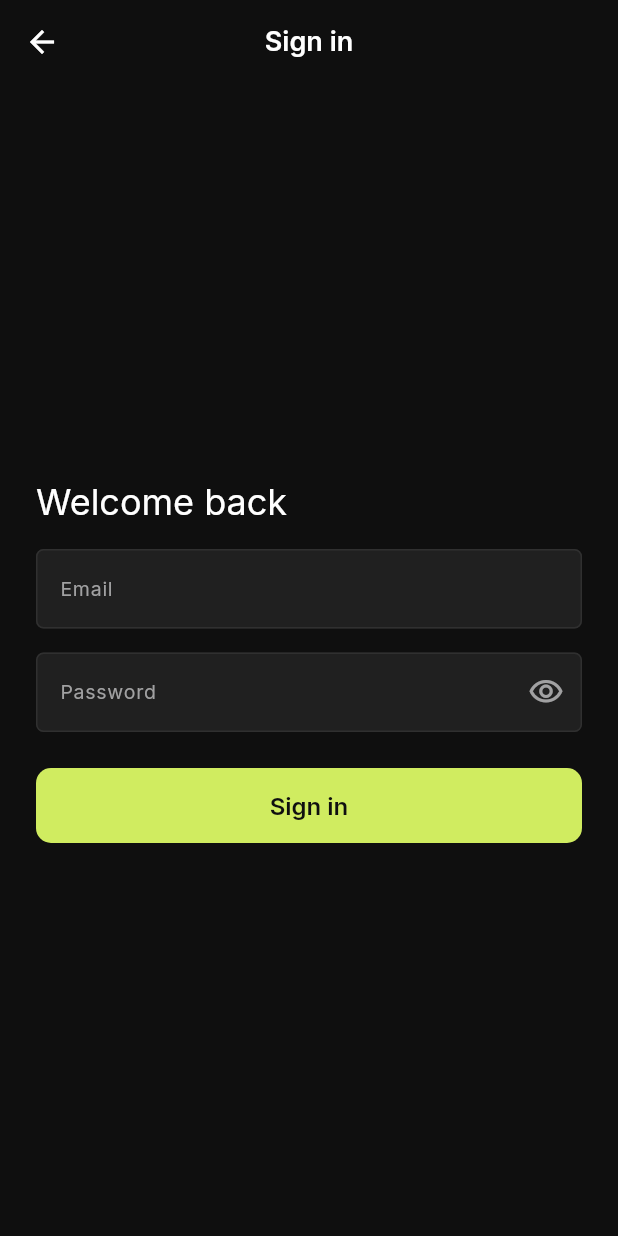
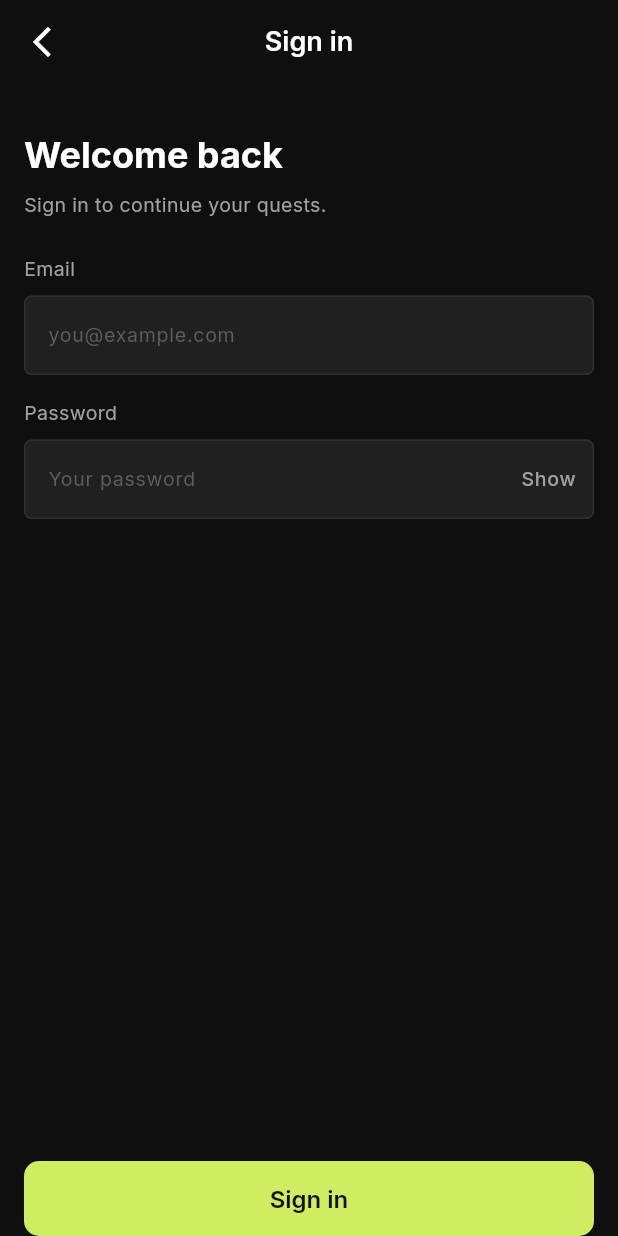
Before and after one commit to huynguyennang-agilityio/claude-code-training, a Flutter app: the HomePage screen opened by its route, after a tap on "Sign in", on a phone screen of 412 x 824 dp. Run offline on Flutter 3.47's test engine with Material 3 defaults, Android fonts, the phone set to English and light mode, and no system bars; our stand-ins replace dio, equatable, flutter_bloc, flutter_secure_storage, freezed_annotation, get_it and 2 more; accounts and stored records are empty.

Commit message:
feat: restyle the Sign in screen to the Figma design (Refs #53)
Co-Authored-By: Claude Sonnet 5.5 <noreply@anthropic.com>

```diff
--- a/mobile/lib/core/theme/app_tokens.dart
+++ b/mobile/lib/core/theme/app_tokens.dart
@@ -37,6 +37,10 @@ abstract final class AppSizes {
   /// The widest a form grows on a large screen, so fields don't stretch edge to edge.
   static const double formMaxWidth = 480;
 
+  /// The smallest size of anything the user taps (Material and iOS
+  /// accessibility guidelines).
+  static const double minTapTarget = 48;
+
   /// Height of a primary button.
   static const double buttonHeight = 50;
 }
--- a/mobile/lib/features/auth/presentation/pages/sign_in_page.dart
+++ b/mobile/lib/features/auth/presentation/pages/sign_in_page.dart
@@ -1,11 +1,12 @@
 import 'package:flutter/material.dart';
 import 'package:flutter_bloc/flutter_bloc.dart';
-import 'package:go_router/go_router.dart';
 
 import '../../../../core/theme/app_tokens.dart';
-import '../../../home/presentation/pages/home_page.dart';
 import '../../domain/failures/auth_failure.dart';
 import '../bloc/auth_bloc.dart';
+import '../widgets/auth_banner.dart';
+import '../widgets/auth_form_layout.dart';
+import '../widgets/auth_text_field.dart';
 
 /// The sign-in form. Sign in goes through the app-wide [AuthBloc]; on success
 /// the router redirect leaves this page, so it never navigates itself.
@@ -22,7 +23,6 @@ class _SignInPageState extends State<SignInPage> {
   final _formKey = GlobalKey<FormState>();
   final _email = TextEditingController();
   final _password = TextEditingController();
-  var _showPassword = false;
 
   /// Shown under a field until the user edits it, so a server message about
   /// the old value doesn't linger.
@@ -58,97 +58,19 @@ class _SignInPageState extends State<SignInPage> {
 
   @override
   Widget build(BuildContext context) {
-    final theme = Theme.of(context);
     return BlocBuilder<AuthBloc, AuthState>(
       builder: (context, state) {
         final busy = state is AuthInProgress;
         final unauthenticated = state is AuthUnauthenticated ? state : null;
         _adoptFailure(unauthenticated?.failure);
 
-        return Scaffold(
-          appBar: AppBar(
-            title: const Text('Sign in'),
-            leading: IconButton(
-              tooltip: 'Back',
-              icon: const Icon(Icons.arrow_back),
-              // The page was reached with `go`, so there is nothing to pop.
-              onPressed: () => context.go(HomePage.path),
-            ),
-          ),
-          body: SafeArea(
-            child: Center(
-              child: SingleChildScrollView(
-                padding: const EdgeInsets.all(AppSpacing.lg),
-                child: ConstrainedBox(
-                  constraints: const BoxConstraints(
-                    maxWidth: AppSizes.formMaxWidth,
-                  ),
-                  child: Form(
+        return Form(
           key: _formKey,
-                    child: Column(
-                      mainAxisSize: MainAxisSize.min,
-                      crossAxisAlignment: CrossAxisAlignment.stretch,
-                      children: [
-                        Text(
-                          'Welcome back',
-                          style: theme.textTheme.headlineSmall,
-                        ),
-                        const SizedBox(height: AppSpacing.md),
-                        if (unauthenticated?.failure case final failure?)
-                          _Banner(
-                            message: _failureMessage(failure),
-                            isError: true,
-                          )
-                        else if (unauthenticated?.sessionExpired ?? false)
-                          const _Banner(
-                            message: 'Your session has expired. Sign in again.',
-                            isError: false,
-                          ),
-                        TextFormField(
-                          controller: _email,
-                          enabled: !busy,
-                          keyboardType: TextInputType.emailAddress,
-                          textInputAction: TextInputAction.next,
-                          autofillHints: const [AutofillHints.email],
-                          autocorrect: false,
-                          decoration: InputDecoration(
-                            labelText: 'Email',
-                            errorText: _fieldErrors['email'],
-                          ),
-                          validator: _validateEmail,
-                          onChanged: (_) => _clearFieldError('email'),
-                        ),
-                        const SizedBox(height: AppSpacing.md),
-                        TextFormField(
-                          controller: _password,
-                          enabled: !busy,
-                          obscureText: !_showPassword,
-                          textInputAction: TextInputAction.done,
-                          autofillHints: const [AutofillHints.password],
-                          autocorrect: false,
-                          enableSuggestions: false,
-                          decoration: InputDecoration(
-                            labelText: 'Password',
-                            errorText: _fieldErrors['password'],
-                            suffixIcon: IconButton(
-                              tooltip: _showPassword
-                                  ? 'Hide password'
-                                  : 'Show password',
-                              icon: Icon(
-                                _showPassword
-                                    ? Icons.visibility_off_outlined
-                                    : Icons.visibility_outlined,
-                              ),
-                              onPressed: () => setState(
-                                () => _showPassword = !_showPassword,
-                              ),
-                            ),
-                          ),
-                          validator: _validatePassword,
-                          onChanged: (_) => _clearFieldError('password'),
-                          onFieldSubmitted: (_) => busy ? null : _submit(),
-                        ),
-                        const SizedBox(height: AppSpacing.lg),
+          child: AuthFormLayout(
+            title: 'Sign in',
+            heading: 'Welcome back',
+            subtitle: 'Sign in to continue your quests.',
+            actions: [
               FilledButton(
                 onPressed: busy ? null : _submit,
                 child: busy
@@ -162,11 +84,39 @@ class _SignInPageState extends State<SignInPage> {
                     : const Text('Sign in'),
               ),
             ],
+            children: [
+              if (unauthenticated?.failure case final failure?)
+                AuthBanner(message: _failureMessage(failure), isError: true)
+              else if (unauthenticated?.sessionExpired ?? false)
+                const AuthBanner(
+                  message: 'Your session has expired. Sign in again.',
+                  isError: false,
                 ),
+              AuthTextField(
+                label: 'Email',
+                hint: 'you@example.com',
+                controller: _email,
+                enabled: !busy,
+                keyboardType: TextInputType.emailAddress,
+                textInputAction: TextInputAction.next,
+                autofillHints: const [AutofillHints.email],
+                errorText: _fieldErrors['email'],
+                validator: _validateEmail,
+                onChanged: (_) => _clearFieldError('email'),
               ),
+              const SizedBox(height: AppSpacing.md),
+              PasswordField(
+                controller: _password,
+                hint: 'Your password',
+                enabled: !busy,
+                textInputAction: TextInputAction.done,
+                autofillHints: const [AutofillHints.password],
+                errorText: _fieldErrors['password'],
+                validator: _validatePassword,
+                onChanged: (_) => _clearFieldError('password'),
+                onSubmitted: (_) => busy ? null : _submit(),
               ),
-              ),
-            ),
+            ],
           ),
         );
       },
@@ -197,39 +147,3 @@ class _SignInPageState extends State<SignInPage> {
         '${minutes == 1 ? 'minute' : 'minutes'}.';
   }
 }
-
-/// A message above the form. Errors are announced to screen readers.
-class _Banner extends StatelessWidget {
-  const _Banner({required this.message, required this.isError});
-
-  final String message;
-  final bool isError;
-
-  @override
-  Widget build(BuildContext context) {
-    final colors = Theme.of(context).colorScheme;
-    return Padding(
-      padding: const EdgeInsets.only(bottom: AppSpacing.md),
-      child: Semantics(
-        liveRegion: true,
-        child: DecoratedBox(
-          decoration: BoxDecoration(
-            color: isError ? colors.errorContainer : colors.secondaryContainer,
-            borderRadius: BorderRadius.circular(AppRadius.md),
-          ),
-          child: Padding(
-            padding: const EdgeInsets.all(AppSpacing.sm),
-            child: Text(
-              message,
-              style: Theme.of(context).textTheme.bodyMedium?.copyWith(
-                color: isError
-                    ? colors.onErrorContainer
-                    : colors.onSecondaryContainer,
-              ),
-            ),
-          ),
-        ),
-      ),
-    );
-  }
-}
--- /dev/null
+++ b/mobile/lib/features/auth/presentation/widgets/auth_banner.dart
@@ -0,0 +1,39 @@
+import 'package:flutter/material.dart';
+
+import '../../../../core/theme/app_tokens.dart';
+
+/// A message above an auth form. Errors are announced to screen readers.
+class AuthBanner extends StatelessWidget {
+  const AuthBanner({super.key, required this.message, required this.isError});
+
+  final String message;
+  final bool isError;
+
+  @override
+  Widget build(BuildContext context) {
+    final colors = Theme.of(context).colorScheme;
+    return Padding(
+      padding: const EdgeInsets.only(bottom: AppSpacing.md),
+      child: Semantics(
+        liveRegion: true,
+        child: DecoratedBox(
+          decoration: BoxDecoration(
+            color: isError ? colors.errorContainer : colors.secondaryContainer,
+            borderRadius: BorderRadius.circular(AppRadius.md),
+          ),
+          child: Padding(
+            padding: const EdgeInsets.all(AppSpacing.sm),
+            child: Text(
+              message,
+              style: Theme.of(context).textTheme.bodyMedium?.copyWith(
+                color: isError
+                    ? colors.onErrorContainer
+                    : colors.onSecondaryContainer,
+              ),
+            ),
+          ),
+        ),
+      ),
+    );
+  }
+}
--- /dev/null
+++ b/mobile/lib/features/auth/presentation/widgets/auth_form_layout.dart
@@ -0,0 +1,79 @@
+import 'package:flutter/material.dart';
+import 'package:go_router/go_router.dart';
+
+import '../../../../core/theme/app_tokens.dart';
+import '../../../home/presentation/pages/home_page.dart';
+
+/// The frame shared by the sign-in and sign-up screens: an app bar with a back
+/// button, a heading and a line of text, the [children] (banner and fields),
+/// then the [actions] (button and link) at the bottom of the screen. The
+/// content scrolls, so the keyboard and large text never overflow.
+class AuthFormLayout extends StatelessWidget {
+  const AuthFormLayout({
+    super.key,
+    required this.title,
+    required this.heading,
+    required this.subtitle,
+    required this.children,
+    required this.actions,
+  });
+
+  final String title;
+  final String heading;
+  final String subtitle;
+  final List<Widget> children;
+  final List<Widget> actions;
+
+  @override
+  Widget build(BuildContext context) {
+    final theme = Theme.of(context);
+    return Scaffold(
+      appBar: AppBar(
+        title: Text(title),
+        leading: IconButton(
+          tooltip: 'Back',
+          icon: const Icon(Icons.arrow_back_ios_new),
+          // The page was reached with `go`, so there is nothing to pop.
+          onPressed: () => context.go(HomePage.path),
+        ),
+      ),
+      body: SafeArea(
+        child: Align(
+          alignment: Alignment.topCenter,
+          child: ConstrainedBox(
+            constraints: const BoxConstraints(maxWidth: AppSizes.formMaxWidth),
+            child: CustomScrollView(
+              slivers: [
+                SliverPadding(
+                  padding: const EdgeInsets.all(AppSpacing.md),
+                  sliver: SliverFillRemaining(
+                    hasScrollBody: false,
+                    child: Column(
+                      crossAxisAlignment: CrossAxisAlignment.stretch,
+                      children: [
+                        const SizedBox(height: AppSpacing.md),
+                        Text(heading, style: theme.textTheme.headlineMedium),
+                        const SizedBox(height: AppSpacing.xs),
+                        Text(
+                          subtitle,
+                          style: theme.textTheme.bodyMedium?.copyWith(
+                            color: theme.colorScheme.onSurfaceVariant,
+                          ),
+                        ),
+                        const SizedBox(height: AppSpacing.lg),
+                        ...children,
+                        const SizedBox(height: AppSpacing.lg),
+                        const Spacer(),
+                        ...actions,
+                      ],
+                    ),
+                  ),
+                ),
+              ],
+            ),
+          ),
+        ),
+      ),
+    );
+  }
+}
--- /dev/null
+++ b/mobile/lib/features/auth/presentation/widgets/auth_text_field.dart
@@ -0,0 +1,156 @@
+import 'package:flutter/material.dart';
+import 'package:flutter/services.dart';
+
+import '../../../../core/theme/app_tokens.dart';
+
+/// A form field with its label above the box, as in the Figma design. A
+/// [trailing] widget sits inside the box at its end.
+class AuthTextField extends StatelessWidget {
+  const AuthTextField({
+    super.key,
+    required this.label,
+    required this.hint,
+    required this.controller,
+    this.enabled = true,
+    this.errorText,
+    this.validator,
+    this.onChanged,
+    this.onSubmitted,
+    this.keyboardType,
+    this.textInputAction,
+    this.autofillHints,
+    this.obscureText = false,
+    this.trailing,
+    this.helperText,
+    this.inputFormatters,
+  });
+
+  final String label;
+  final String hint;
+  final TextEditingController controller;
+  final bool enabled;
+  final String? errorText;
+  final String? Function(String?)? validator;
+  final ValueChanged<String>? onChanged;
+  final ValueChanged<String>? onSubmitted;
+  final TextInputType? keyboardType;
+  final TextInputAction? textInputAction;
+  final Iterable<String>? autofillHints;
+  final bool obscureText;
+  final Widget? trailing;
+
+  /// A hint under the box, shown while there is no error.
+  final String? helperText;
+  final List<TextInputFormatter>? inputFormatters;
+
+  @override
+  Widget build(BuildContext context) {
+    final theme = Theme.of(context);
+    return Column(
+      crossAxisAlignment: CrossAxisAlignment.stretch,
+      children: [
+        Text(
+          label,
+          style: theme.textTheme.bodyMedium?.copyWith(
+            color: theme.colorScheme.onSurfaceVariant,
+          ),
+        ),
+        const SizedBox(height: AppSpacing.xs),
+        TextFormField(
+          controller: controller,
+          enabled: enabled,
+          obscureText: obscureText,
+          keyboardType: keyboardType,
+          textInputAction: textInputAction,
+          autofillHints: autofillHints,
+          autocorrect: false,
+          enableSuggestions: !obscureText,
+          inputFormatters: inputFormatters,
+          style: theme.textTheme.bodyLarge,
+          decoration: InputDecoration(
+            hintText: hint,
+            errorText: errorText,
+            helperText: helperText,
+            helperStyle: theme.textTheme.bodyMedium?.copyWith(
+              color: theme.inputDecorationTheme.hintStyle?.color,
+            ),
+            // `suffix` is hidden until the field has focus; `suffixIcon` is not.
+            suffixIcon: trailing,
+            suffixIconConstraints: const BoxConstraints(),
+          ),
+          validator: validator,
+          onChanged: onChanged,
+          onFieldSubmitted: onSubmitted,
+        ),
+      ],
+    );
+  }
+}
+
+/// A password field with a Show/Hide action.
+class PasswordField extends StatefulWidget {
+  const PasswordField({
+    super.key,
+    required this.controller,
+    required this.hint,
+    this.label = 'Password',
+    this.enabled = true,
+    this.errorText,
+    this.validator,
+    this.onChanged,
+    this.onSubmitted,
+    this.textInputAction,
+    this.autofillHints,
+    this.helperText,
+  });
+
+  final TextEditingController controller;
+  final String hint;
+  final String label;
+  final bool enabled;
+  final String? errorText;
+  final String? Function(String?)? validator;
+  final ValueChanged<String>? onChanged;
+  final ValueChanged<String>? onSubmitted;
+  final TextInputAction? textInputAction;
+  final Iterable<String>? autofillHints;
+  final String? helperText;
+
+  @override
+  State<PasswordField> createState() => _PasswordFieldState();
+}
+
+class _PasswordFieldState extends State<PasswordField> {
+  var _visible = false;
+
+  @override
+  Widget build(BuildContext context) {
+    final theme = Theme.of(context);
+    return AuthTextField(
+      label: widget.label,
+      hint: widget.hint,
+      controller: widget.controller,
+      enabled: widget.enabled,
+      errorText: widget.errorText,
+      validator: widget.validator,
+      onChanged: widget.onChanged,
+      onSubmitted: widget.onSubmitted,
+      textInputAction: widget.textInputAction,
+      autofillHints: widget.autofillHints,
+      helperText: widget.helperText,
+      obscureText: !_visible,
+      trailing: TextButton(
+        onPressed: widget.enabled
+            ? () => setState(() => _visible = !_visible)
+            : null,
+        style: TextButton.styleFrom(
+          foregroundColor: theme.colorScheme.onSurfaceVariant,
+          textStyle: theme.textTheme.labelMedium,
+          padding: const EdgeInsets.symmetric(horizontal: AppSpacing.sm),
+          minimumSize: const Size.square(AppSizes.minTapTarget),
+        ),
+        child: Text(_visible ? 'Hide' : 'Show'),
+      ),
+    );
+  }
+}
```
Also changed, not shown: 8 other files. Lines whose indentation alone changed are shown as unchanged.
